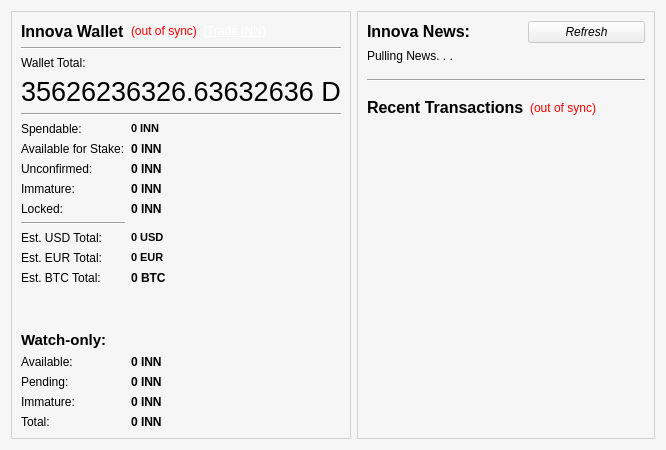
Before: the Qt Designer form src/qt/forms/overviewpage.ui in innova-foundation/innova, drawn with Qt 5.
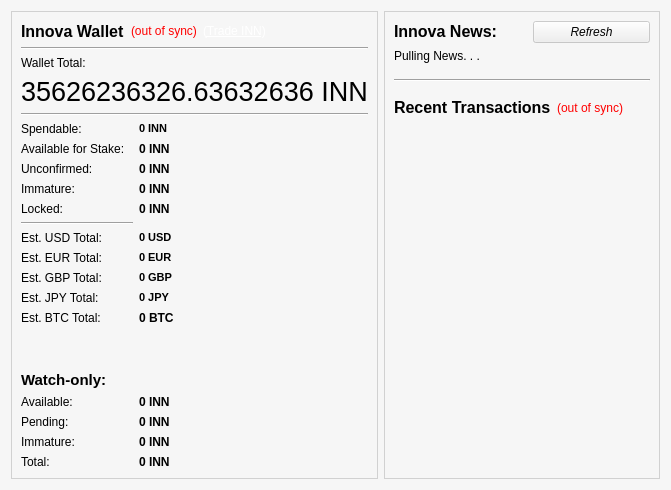
After: the same form once the commit is applied. Icons and pictures are not drawn.

```diff
--- a/src/qt/forms/overviewpage.ui
+++ b/src/qt/forms/overviewpage.ui
@@ -350,7 +350,7 @@
             </property>
            </widget>
           </item>
-          <item row="13" column="1" colspan="2">
+          <item row="14" column="1" colspan="2">
            <widget class="QLabel" name="labelBTCTotal">
             <property name="font">
              <font>
@@ -470,7 +470,7 @@
             </property>
            </widget>
           </item>
-          <item row="13" column="0">
+          <item row="14" column="0">
            <widget class="QLabel" name="btctotal">
             <property name="text">
              <string>Est. BTC Total:</string>
@@ -507,6 +507,66 @@
             </property>
            </widget>
           </item>
+          <item row="12" column="1">
+           <widget class="QLabel" name="labelGBPTotal">
+            <property name="font">
+             <font>
+              <pointsize>8</pointsize>
+              <weight>75</weight>
+              <bold>true</bold>
+             </font>
+            </property>
+            <property name="cursor">
+             <cursorShape>IBeamCursor</cursorShape>
+            </property>
+            <property name="toolTip">
+             <string>Your current total balance estimated in GBP</string>
+            </property>
+            <property name="text">
+             <string>0 GBP</string>
+            </property>
+            <property name="textInteractionFlags">
+             <set>Qt::LinksAccessibleByMouse|Qt::TextSelectableByKeyboard|Qt::TextSelectableByMouse</set>
+            </property>
+           </widget>
+          </item>
+          <item row="12" column="0">
+           <widget class="QLabel" name="gbptotal">
+            <property name="text">
+             <string>Est. GBP Total:</string>
+            </property>
+           </widget>
+          </item>
+          <item row="13" column="1">
+           <widget class="QLabel" name="labelJPYTotal">
+            <property name="font">
+             <font>
+              <pointsize>8</pointsize>
+              <weight>75</weight>
+              <bold>true</bold>
+             </font>
+            </property>
+            <property name="cursor">
+             <cursorShape>IBeamCursor</cursorShape>
+            </property>
+            <property name="toolTip">
+             <string>Your current total balance estimated in JPY</string>
+            </property>
+            <property name="text">
+             <string>0 JPY</string>
+            </property>
+            <property name="textInteractionFlags">
+             <set>Qt::LinksAccessibleByMouse|Qt::TextSelectableByKeyboard|Qt::TextSelectableByMouse</set>
+            </property>
+           </widget>
+          </item>
+          <item row="13" column="0">
+           <widget class="QLabel" name="jpytotal">
+            <property name="text">
+             <string>Est. JPY Total:</string>
+            </property>
+           </widget>
+          </item>
          </layout>
         </item>
         <item row="6" column="0">
@@ -542,7 +602,7 @@
            <string>Your current total balance</string>
           </property>
           <property name="text">
-           <string notr="true">35626236326.63632636 D</string>
+           <string notr="true">35626236326.63632636 INN</string>
           </property>
           <property name="textInteractionFlags">
            <set>Qt::LinksAccessibleByMouse|Qt::TextSelectableByKeyboard|Qt::TextSelectableByMouse</set>
```
Left out of the diff: 6 changed lines with no effect on the pictures.
